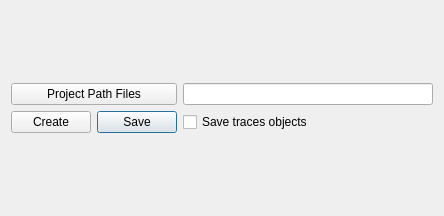
The window that isp/resources/designer_uis/Project.ui (ProjectISP/ISP) describes before a commit, drawn with Qt 5.
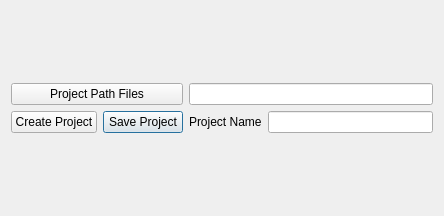
The same window after the commit.

Commit message: Upgrading Project builder

Diff of the .ui file:
```diff
--- a/isp/resources/designer_uis/Project.ui
+++ b/isp/resources/designer_uis/Project.ui
@@ -16,27 +16,17 @@
   <layout class="QVBoxLayout" name="verticalLayout">
    <item>
     <layout class="QGridLayout" name="gridLayout_2">
-     <item row="0" column="2">
-      <widget class="QLineEdit" name="rootPathForm"/>
-     </item>
-     <item row="1" column="2">
-      <widget class="QCheckBox" name="saveTraceBtn">
-       <property name="text">
-        <string>Save traces objects</string>
-       </property>
-      </widget>
-     </item>
-     <item row="1" column="1">
+     <item row="2" column="1">
       <widget class="QPushButton" name="saveBtn">
        <property name="text">
-        <string>Save</string>
+        <string>Save Project</string>
        </property>
       </widget>
      </item>
-     <item row="1" column="0">
+     <item row="2" column="0">
       <widget class="QPushButton" name="openProjectBtn">
        <property name="text">
-        <string>Create</string>
+        <string>Create Project</string>
        </property>
       </widget>
      </item>
@@ -47,6 +37,19 @@
        </property>
       </widget>
      </item>
+     <item row="2" column="2">
+      <widget class="QLabel" name="label">
+       <property name="text">
+        <string>Project Name</string>
+       </property>
+      </widget>
+     </item>
+     <item row="2" column="3">
+      <widget class="QLineEdit" name="nameForm"/>
+     </item>
+     <item row="0" column="2" colspan="2">
+      <widget class="QLineEdit" name="rootPathForm"/>
+     </item>
     </layout>
    </item>
   </layout>
```
The commit also changes 3 other files.
